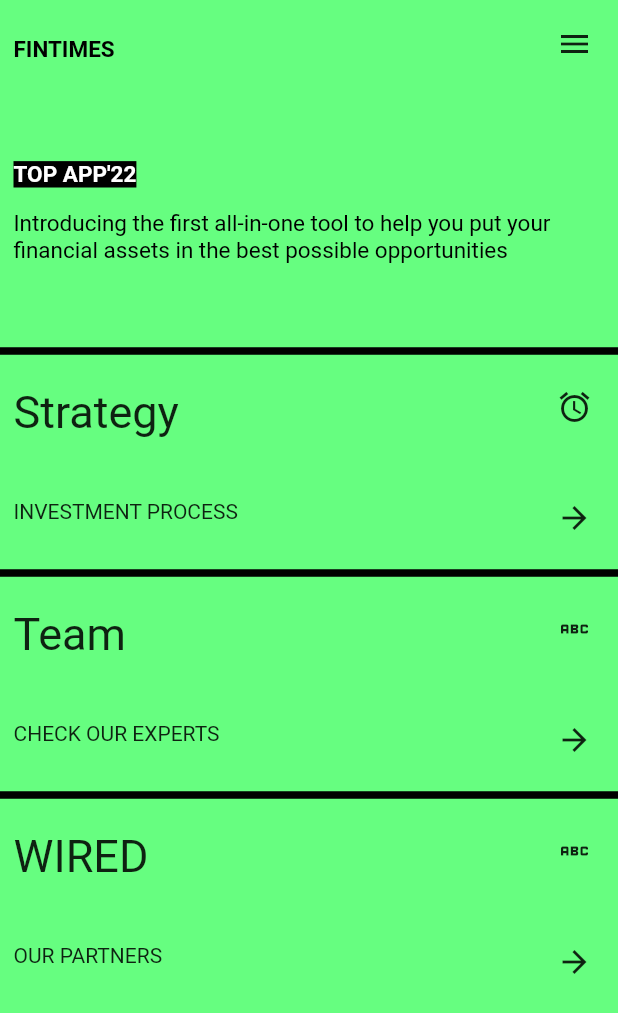
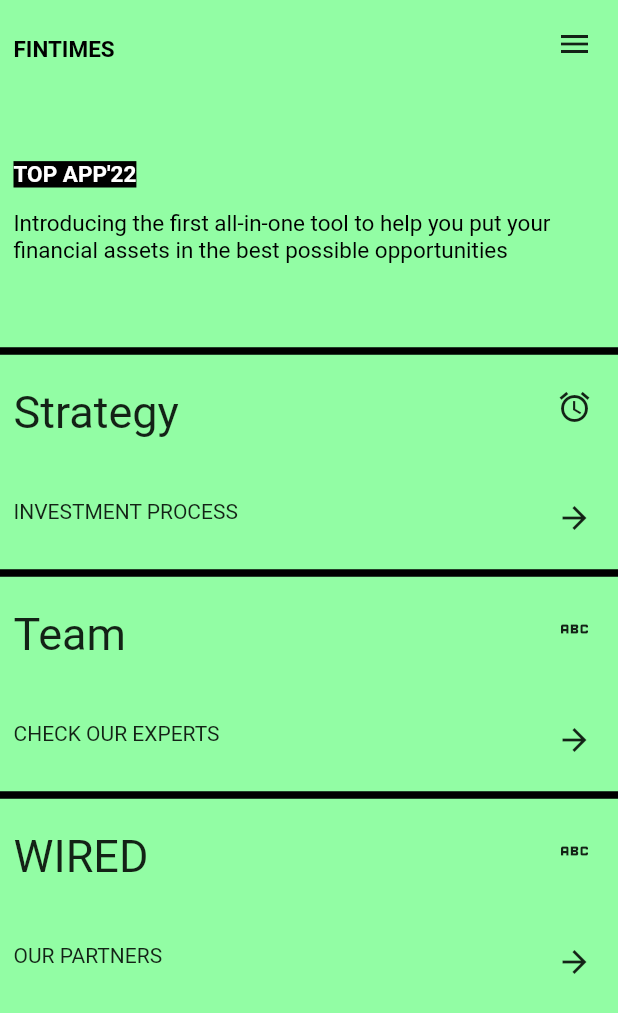
Before and after one commit to DiggsPapu/LevelUpProyects, a Flutter app: the screen it shows after launch, on a phone screen of 412 x 824 dp. Shown: the top 1013 px of the screen. Run offline on Flutter 3.47's test engine with Material 2 defaults, Android fonts, the phone set to English and light mode, and no system bars.

Commit message:
Background color added

```diff
--- a/Proyect1/proyect1/lib/main.dart
+++ b/Proyect1/proyect1/lib/main.dart
@@ -58,7 +58,7 @@
       home: Scaffold(
           // ignore: prefer_const_literals_to_create_immutables
           body: Container(
-            color: Color.fromARGB(209, 70, 255, 101),
+            color: Color.fromARGB(148, 70, 255, 101),
             child: ListView(
             children: [
               const titleSection().build(context),
```
